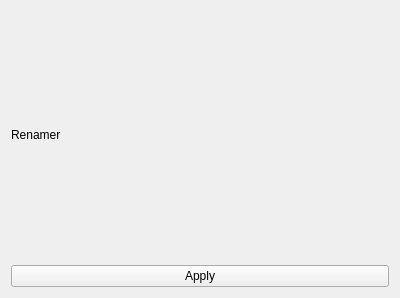
The window that renamer/view.ui (RyotaUnzai/pairpro) describes before a commit, drawn with Qt 5.
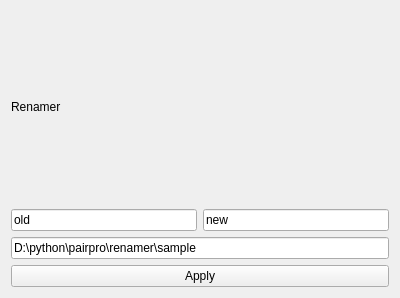
The same window after the commit.

What changed in the file:
```diff
--- a/renamer/view.ui
+++ b/renamer/view.ui
@@ -21,9 +21,34 @@
      </property>
     </widget>
    </item>
+   <item>
+    <layout class="QHBoxLayout" name="horizontalLayout">
+     <item>
+      <widget class="QLineEdit" name="lineEdit">
+       <property name="text">
+        <string>old</string>
+       </property>
+      </widget>
+     </item>
+     <item>
+      <widget class="QLineEdit" name="lineEdit_2">
+       <property name="text">
+        <string>new</string>
+       </property>
+      </widget>
+     </item>
+    </layout>
+   </item>
    <item>
     <layout class="QFormLayout" name="formLayout"/>
    </item>
+   <item>
+    <widget class="QLineEdit" name="lineEdit_3">
+     <property name="text">
+      <string>D:\python\pairpro\renamer\sample</string>
+     </property>
+    </widget>
+   </item>
    <item>
     <widget class="QPushButton" name="pushButton">
      <property name="text">
```
